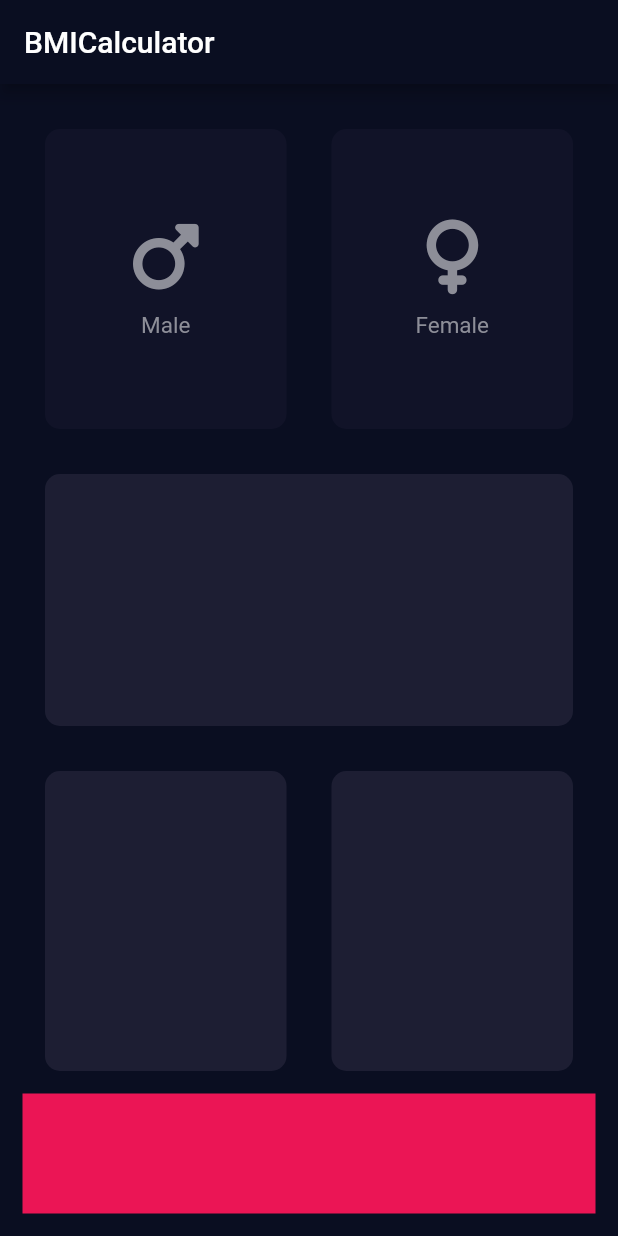
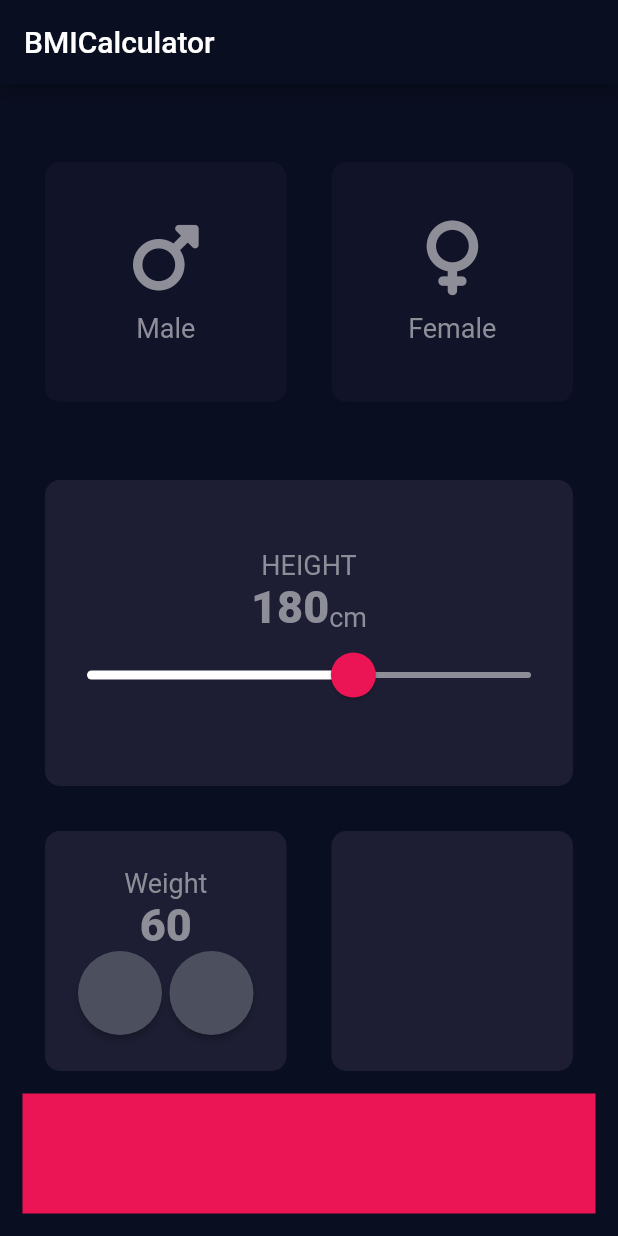
Before and after one commit to Herlarney/bmicalculator, a Flutter app: the screen it shows after launch, on a phone screen of 412 x 824 dp. Run offline on Flutter 3.47's test engine with Material 2 defaults, Android fonts, the phone set to English and light mode, and no system bars; our stand-ins replace font_awesome_flutter.

Commit message:
continuation, had setup problem since

```diff
--- a/lib/ReusableCard.dart
+++ b/lib/ReusableCard.dart
@@ -4,17 +4,19 @@ import 'package:flutter/material.dart';
 
 class ReusableCard extends StatelessWidget {
   // ignore: prefer_const_constructors_in_immutables
-  ReusableCard({this.color, this.width, this.cardChild, this.height});
+  ReusableCard(
+      {this.color, this.width, this.cardChild, this.height, this.onpress});
   final Color? color;
   final double? width;
   final Widget? cardChild;
   final double? height;
+  final Function? onpress;
 
   @override
   Widget build(BuildContext context) {
     return Container(
       child: cardChild,
-      height: 200,
+      height: 160,
       width: width,
       margin: const EdgeInsets.all(15),
       decoration: BoxDecoration(
--- /dev/null
+++ b/lib/constants.dart
@@ -0,0 +1,8 @@
+import 'package:flutter/cupertino.dart';
+import 'package:flutter/material.dart';
+
+const kLabelTextStyle = TextStyle(fontSize: 18.0, color: Color(0xFF8D8E98));
+const kActiveCardColor = Color(0xFF1D1E33);
+const kInactiveCardColor = Color(0xFF111328);
+const kNumberStyle = TextStyle(
+    fontSize: 30, color: Color(0xFF8D8E98), fontWeight: FontWeight.w900);
--- a/lib/iconcontent.dart
+++ b/lib/iconcontent.dart
@@ -2,7 +2,7 @@
 
 import 'package:flutter/material.dart';
 
-const labelTextStyle = TextStyle(fontSize: 15, color: Color(0x0FFF8D8E98));
+import 'constants.dart';
 
 class IconContent extends StatelessWidget {
   IconContent({this.label, this.icon});
@@ -24,7 +24,7 @@ class IconContent extends StatelessWidget {
         ),
         Text(
           label!,
-          style: labelTextStyle,
+          style: kLabelTextStyle,
         )
       ],
     );
--- a/lib/inputpage.dart
+++ b/lib/inputpage.dart
@@ -1,12 +1,10 @@
 // ignore_for_file: prefer_const_constructors, duplicate_ignore, unused_import, prefer_const_literals_to_create_immutables, avoid_print
-
+import 'package:bmicalculator/roundiconbutton.dart';
 import 'package:flutter/material.dart';
 import 'iconcontent.dart';
 import 'ReusableCard.dart';
 import 'package:font_awesome_flutter/font_awesome_flutter.dart';
-
-const activeCardColor = Color(0xFF1D1E33);
-const inactiveCardColor = Color(0xFF111328);
+import 'constants.dart';
 
 enum Card {
   malecard,
@@ -22,26 +20,8 @@ class BMICaculator extends StatefulWidget {
 
 class _BMICaculatorState extends State<BMICaculator> {
   Card? pressedcard;
-  // Color maleCardColor = inactiveCardColor;
-  // Color femalecardColor = inactiveCardColor;
-  // void updateColor(Card pressedCard) {
-  //   if (pressedCard == Card.maleCard) {
-  //     if (maleCardColor == inactiveCardColor) {
-  //       maleCardColor = activeCardColor;
-  //       femalecardColor = inactiveCardColor;
-  //     } else {
-  //       maleCardColor = inactiveCardColor;
-  //     }
-  //   }
-  //   if (pressedCard == Card.femaleCard) {
-  //     if (femalecardColor == inactiveCardColor) {
-  //       femalecardColor = activeCardColor;
-  //       maleCardColor = inactiveCardColor;
-  //     } else {
-  //       femalecardColor = inactiveCardColor;
-  //     }
-  //   }
-  // }
+  int height = 180;
+  int weight = 60;
 
   @override
   Widget build(BuildContext context) {
@@ -56,7 +36,8 @@ class _BMICaculatorState extends State<BMICaculator> {
           // ignore: prefer_const_constructors
           margin: EdgeInsets.all(15),
           child: Column(children: <Widget>[
-            Row(
+            Expanded(
+              child: Row(
                 children: <Widget>[
                   Expanded(
                       child: GestureDetector(
@@ -71,12 +52,8 @@ class _BMICaculatorState extends State<BMICaculator> {
                         label: 'Male',
                       ),
                       color: pressedcard == Card.malecard
-                        ? activeCardColor
-                        : inactiveCardColor,
-                    // ignore: prefer_const_constructors
-                    //  color: pressedCard == Card.maleCard
-                    //     ? activeCardColor
-                    //     : inactiveCardColor,
+                          ? kActiveCardColor
+                          : kInactiveCardColor,
                       width: 180,
                     ),
                   )),
@@ -93,30 +70,94 @@ class _BMICaculatorState extends State<BMICaculator> {
                           label: 'Female',
                         ),
                         color: pressedcard == Card.femalecard
-                          ? activeCardColor
-                          : inactiveCardColor,
+                            ? kActiveCardColor
+                            : kInactiveCardColor,
                         width: 180,
                       ),
                     ),
                   ),
                 ],
               ),
+            ),
             Expanded(
               child: ReusableCard(
                 // ignore: prefer_const_constructors
-              color: activeCardColor,
+                color: kActiveCardColor,
                 width: double.infinity,
-              height: double.infinity,
-            )),
+                height: 150,
+                cardChild: Expanded(
+                  child: Column(
+                    mainAxisAlignment: MainAxisAlignment.center,
+                    children: <Widget>[
+                      Text(
+                        'HEIGHT',
+                        style: kLabelTextStyle,
+                      ),
+                      Row(
+                        mainAxisAlignment: MainAxisAlignment.center,
+                        crossAxisAlignment: CrossAxisAlignment.end,
+                        children: <Widget>[
+                          Text(height.toString(), style: kNumberStyle),
+                          Text('cm', style: kLabelTextStyle),
+                        ],
+                      ),
+                      SliderTheme(
+                        data: SliderTheme.of(context).copyWith(
+                            activeTrackColor: Colors.white,
+                            thumbColor: Color(0x0FFEB1555),
+                            overlayColor: Color(0x0FFEB1555),
+                            thumbShape:
+                                RoundSliderThumbShape(enabledThumbRadius: 15.0),
+                            overlayShape:
+                                RoundSliderOverlayShape(overlayRadius: 28)),
+                        child: Slider(
+                            value: height.toDouble(),
+                            min: 120.0,
+                            max: 220.0,
+                            inactiveColor: Color(0xFF8D8E98),
+                            onChanged: (double newValue) {
+                              setState(() {
+                                height = newValue.round();
+                              });
+                            }),
+                      )
+                    ],
+                  ),
+                ),
+              ),
+            ),
             Row(
               children: <Widget>[
                 Expanded(
-                    child: ReusableCard(color: activeCardColor, width: 180)),
+                  child: ReusableCard(
+                      cardChild: Column(
+                          mainAxisAlignment: MainAxisAlignment.center,
+                          children: <Widget>[
+                            Text('Weight', style: kLabelTextStyle),
+                            Text(
+                              weight.toString(),
+                              style: kNumberStyle,
+                            ),
+                            Row(
+                              mainAxisAlignment: MainAxisAlignment.center,
+                              children: <Widget>[
+                                RoundIconButton(),
+                                SizedBox(
+                                  width: 5.0,
+                                ),
+                                RoundIconButton(),
+                              ],
+                            )
+                          ]),
+                      color: kActiveCardColor,
+                      width: 180),
+                ),
                 Expanded(
                   child: ReusableCard(
-                  color: activeCardColor,
+                    color: kActiveCardColor,
                     width: 180,
-                )),
+                  ),
+                ),
               ],
             ),
             Container(
--- /dev/null
+++ b/lib/roundiconbutton.dart
@@ -0,0 +1,15 @@
+import 'package:flutter/material.dart';
+
+class RoundIconButton extends StatelessWidget {
+  const RoundIconButton({Key? key}) : super(key: key);
+
+  @override
+  Widget build(BuildContext context) {
+    return RawMaterialButton(
+      onPressed: () {},
+      constraints: BoxConstraints.tightFor(height: 56.0, width: 56.0),
+      shape: CircleBorder(),
+      fillColor: Color(0xFF4C4F5E),
+    );
+  }
+}
```
Lines whose indentation alone changed are shown as unchanged.
